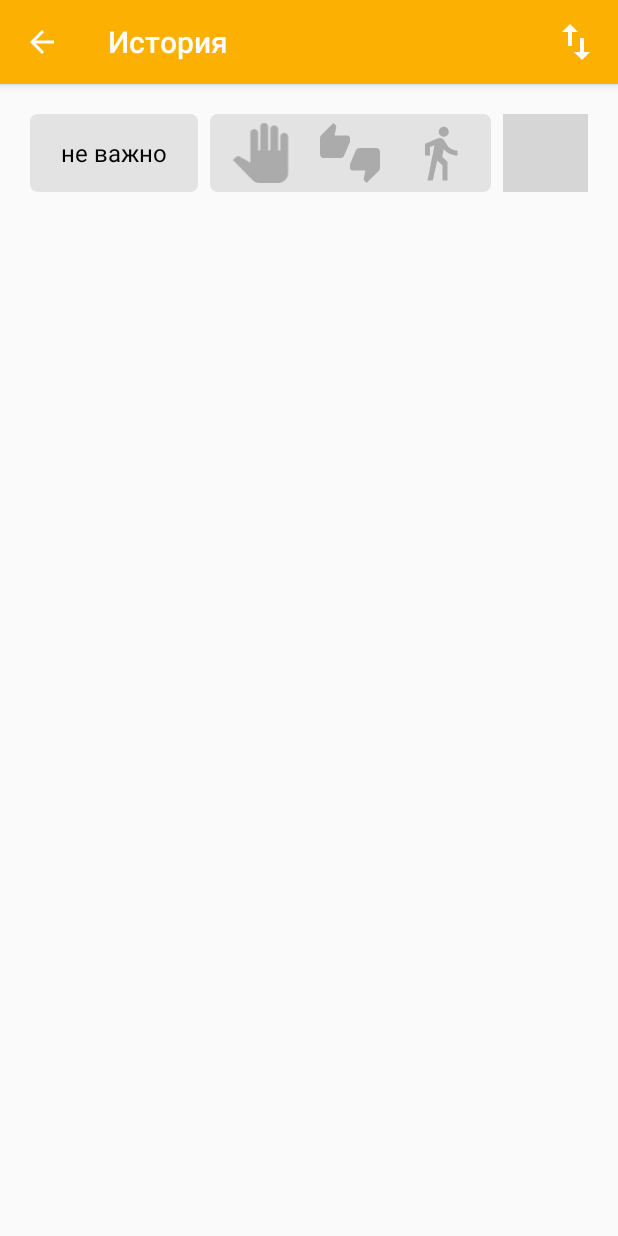
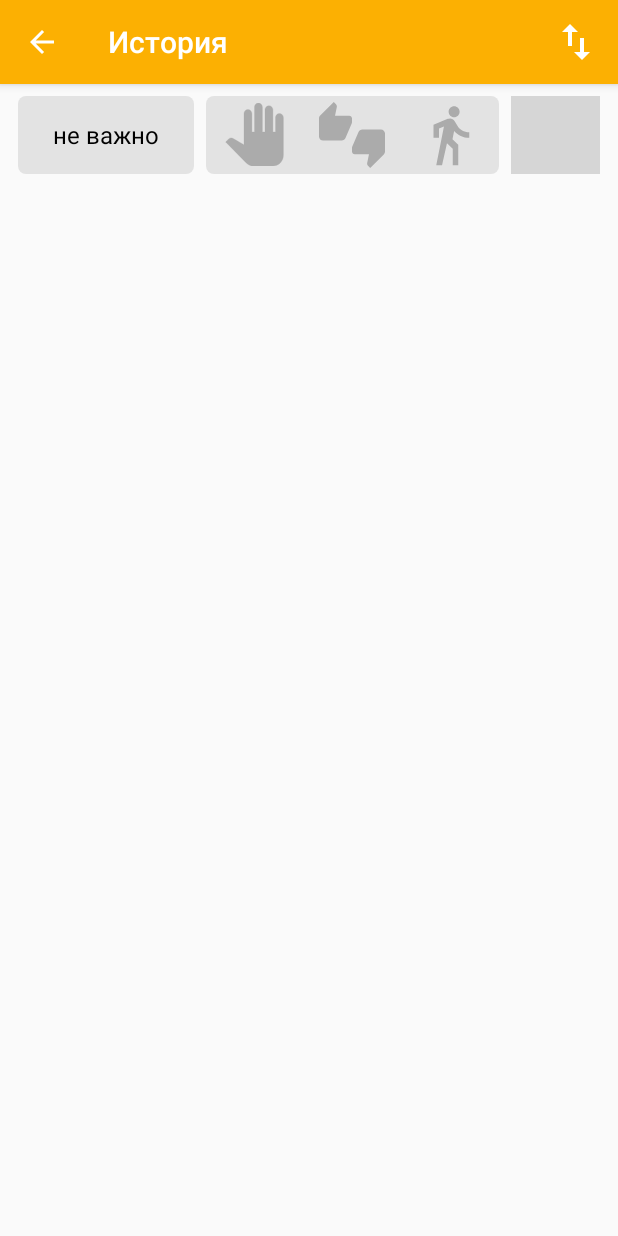
Before and after one commit to pasevinapolina/punch-speed, an Android app: the HistoryActivity screen opened directly, with no data from a screen before it, on a phone screen of 412 x 824 dp. Run offline under Robolectric (Android 15) with nearby library versions, the phone set to English and light mode, and no system bars; grey boxes are pictures that could not be loaded.

Commit message:
History activity layout splitted

```diff
--- a/app/src/main/res/layout/activity_history.xml
+++ b/app/src/main/res/layout/activity_history.xml
@@ -1,91 +1,15 @@
 <?xml version="1.0" encoding="utf-8"?>
 <LinearLayout xmlns:android="http://schemas.android.com/apk/res/android"
-    xmlns:app="http://schemas.android.com/apk/res-auto"
     xmlns:tools="http://schemas.android.com/tools"
     android:id="@+id/activity_history"
     android:layout_width="match_parent"
     android:layout_height="match_parent"
     android:paddingBottom="@dimen/activity_vertical_margin"
-    android:paddingLeft="@dimen/activity_horizontal_margin"
-    android:paddingRight="@dimen/activity_horizontal_margin"
-    android:paddingTop="@dimen/activity_vertical_margin"
-    tools:context="com.artioml.practice.HistoryActivity"
+    android:paddingTop="@dimen/fourth_margin"
+    tools:context="com.artioml.practice.activities.HistoryActivity"
     android:orientation="vertical">
 
-    <LinearLayout
-        android:orientation="horizontal"
-        android:layout_width="match_parent"
-        android:layout_height="@dimen/settings_panel_height"
-        android:layout_marginBottom="@dimen/half_margin">
-
-        <TextView
-            android:layout_width="0dp"
-            android:layout_height="match_parent"
-            android:layout_weight="3"
-            android:layout_gravity="center"
-            android:gravity="center"
-            android:textSize="16sp"
-            android:textColor="@android:color/black"
-            android:background="@drawable/parameters_background"
-            android:padding="@dimen/fourth_margin"
-            android:layout_margin="@dimen/fourth_margin"
-            android:id="@+id/typeHistoryTextView" />
-
-        <LinearLayout
-            android:orientation="horizontal"
-            android:layout_width="0dp"
-            android:layout_height="match_parent"
-            android:layout_weight="5"
-            android:background="@drawable/parameters_background"
-            android:padding="@dimen/fourth_margin"
-            android:layout_margin="@dimen/fourth_margin">
-
-            <ImageView
-                android:layout_width="0dp"
-                android:layout_height="wrap_content"
-                android:id="@+id/handsHistoryImageView"
-                android:layout_weight="1"
-                android:layout_gravity="center"
-                android:gravity="center"
-                android:src="@drawable/ic_left_hand"
-                android:scaleType="fitCenter"
-                android:padding="2dp" />
-
-            <ImageView
-                android:layout_width="0dp"
-                android:layout_height="wrap_content"
-                android:id="@+id/glovesHistoryImageView"
-                android:layout_weight="1"
-                android:layout_gravity="center"
-                android:gravity="center"
-                android:src="@drawable/ic_gloves_on"
-                android:scaleType="fitCenter"
-                android:padding="2dp" />
-
-            <ImageView
-                android:layout_width="0dp"
-                android:layout_height="wrap_content"
-                android:id="@+id/positionHistoryImageView"
-                android:layout_weight="1"
-                android:layout_gravity="center"
-                android:gravity="center"
-                android:src="@drawable/ic_punch_with_step"
-                android:scaleType="fitCenter"
-                android:padding="2dp" />
-        </LinearLayout>
-
-        <ImageButton
-            android:layout_width="0dp"
-            android:layout_height="match_parent"
-            app:srcCompat="@drawable/ic_settings_24dp"
-            android:id="@+id/settingsHistoryButton"
-            android:layout_weight="1.5"
-            android:layout_gravity="center"
-            android:background="@drawable/button_background_yellow"
-            android:scaleType="fitCenter"
-            android:layout_margin="@dimen/fourth_margin"
-            android:padding="@dimen/fourth_margin" />
-    </LinearLayout>
+    <include layout="@layout/item_history_settings" />
 
     <android.support.v7.widget.RecyclerView
         android:layout_width="match_parent"
--- /dev/null
+++ b/app/src/main/res/layout/item_history_settings.xml
@@ -0,0 +1,74 @@
+<?xml version="1.0" encoding="utf-8"?>
+<LinearLayout xmlns:android="http://schemas.android.com/apk/res/android"
+              xmlns:app="http://schemas.android.com/apk/res-auto"
+              android:orientation="horizontal"
+              android:layout_width="match_parent"
+              android:layout_height="@dimen/settings_panel_height"
+              android:layout_marginBottom="@dimen/half_margin"
+              android:layout_marginLeft="@dimen/half_margin"
+              android:layout_marginRight="@dimen/half_margin">
+
+    <TextView
+        android:id="@+id/typeHistoryTextView"
+        android:layout_width="0dp"
+        android:layout_height="match_parent"
+        android:layout_weight="3"
+        android:layout_gravity="center"
+        android:gravity="center"
+        android:textSize="16sp"
+        android:textColor="@android:color/black"
+        android:background="@drawable/parameters_background"
+        android:padding="@dimen/fourth_margin"
+        android:layout_margin="@dimen/fourth_margin" />
+
+    <LinearLayout
+        android:layout_width="0dp"
+        android:layout_height="match_parent"
+        android:layout_weight="5"
+        android:orientation="horizontal"
+        android:background="@drawable/parameters_background"
+        android:layout_margin="@dimen/fourth_margin">
+
+        <ImageView
+            android:id="@+id/handsHistoryImageView"
+            android:layout_width="0dp"
+            android:layout_height="wrap_content"
+            android:layout_weight="1"
+            android:layout_gravity="center"
+            android:src="@drawable/ic_left_hand"
+            android:scaleType="fitCenter"
+            android:padding="@dimen/fourth_margin" />
+
+        <ImageView
+            android:layout_width="0dp"
+            android:layout_height="wrap_content"
+            android:id="@+id/glovesHistoryImageView"
+            android:layout_weight="1"
+            android:layout_gravity="center"
+            android:src="@drawable/ic_gloves_on"
+            android:scaleType="fitCenter"
+            android:padding="@dimen/fourth_margin" />
+
+        <ImageView
+            android:layout_width="0dp"
+            android:layout_height="wrap_content"
+            android:id="@+id/positionHistoryImageView"
+            android:layout_weight="1"
+            android:layout_gravity="center"
+            android:src="@drawable/ic_punch_with_step"
+            android:scaleType="fitCenter"
+            android:padding="@dimen/fourth_margin" />
+    </LinearLayout>
+
+    <ImageButton
+        android:layout_width="0dp"
+        android:layout_height="match_parent"
+        app:srcCompat="@drawable/ic_settings_24dp"
+        android:id="@+id/settingsHistoryButton"
+        android:layout_weight="1.5"
+        android:layout_gravity="center"
+        android:background="@drawable/button_background_yellow"
+        android:scaleType="fitCenter"
+        android:layout_margin="@dimen/fourth_margin"
+        android:padding="@dimen/fourth_margin" />
+</LinearLayout>
```
